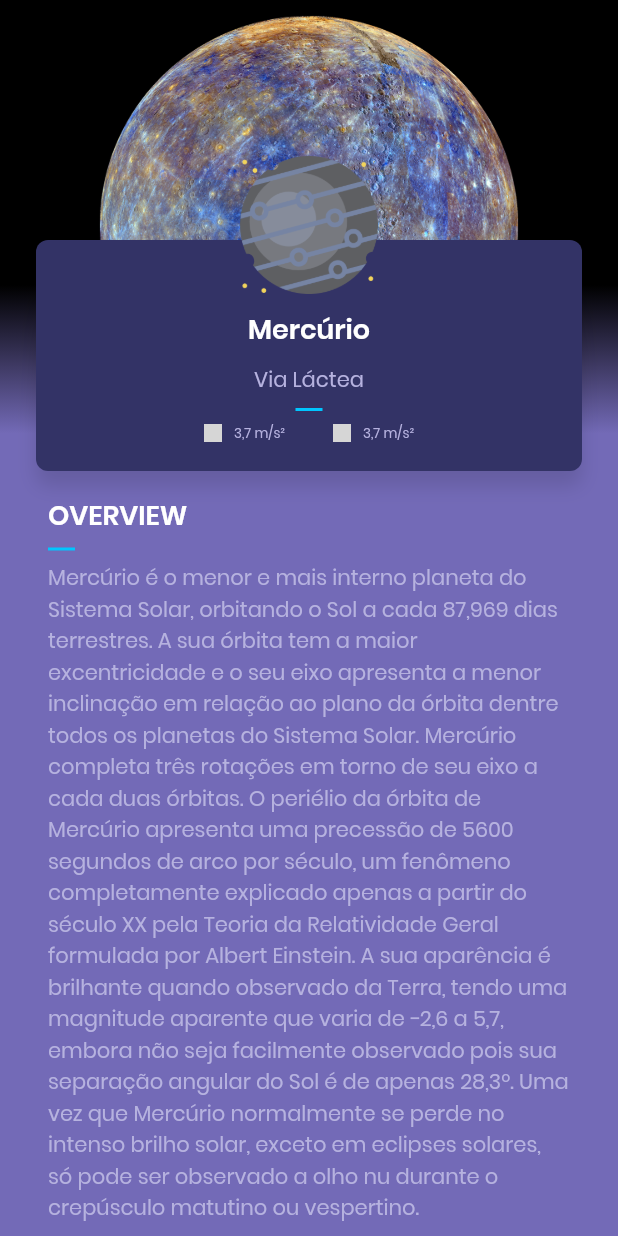
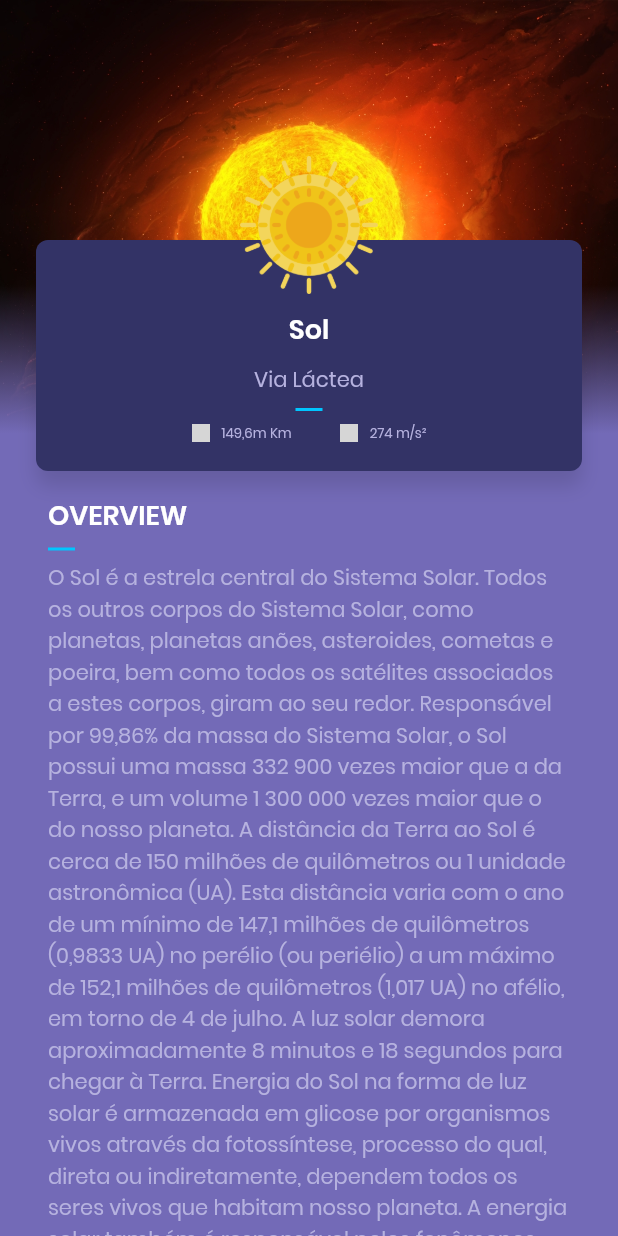
Before and after one commit to saulo-arantes/planets, a Flutter app: the DetailsPage screen opened directly with sample values from the repository, on a phone screen of 412 x 824 dp. Run offline on Flutter 3.47's test engine with Material 2 defaults, Android fonts, the phone set to English and light mode, and no system bars; grey boxes are pictures that could not be loaded.

Commit message:
Adding sun to solar system

```diff
--- a/lib/models/Planet.dart
+++ b/lib/models/Planet.dart
@@ -21,6 +21,16 @@ class Planet {
 }
 
 List<Planet> planets = [
+  const Planet(
+    id: '0',
+    name: 'Sol',
+    location: 'Via Láctea',
+    distance: '149,6m Km',
+    gravity: '274 m/s²',
+    description: 'O Sol é a estrela central do Sistema Solar. Todos os outros corpos do Sistema Solar, como planetas, planetas anões, asteroides, cometas e poeira, bem como todos os satélites associados a estes corpos, giram ao seu redor. Responsável por 99,86% da massa do Sistema Solar, o Sol possui uma massa 332 900 vezes maior que a da Terra, e um volume 1 300 000 vezes maior que o do nosso planeta. A distância da Terra ao Sol é cerca de 150 milhões de quilômetros ou 1 unidade astronômica (UA). Esta distância varia com o ano de um mínimo de 147,1 milhões de quilômetros (0,9833 UA) no perélio (ou periélio) a um máximo de 152,1 milhões de quilômetros (1,017 UA) no afélio, em torno de 4 de julho. A luz solar demora aproximadamente 8 minutos e 18 segundos para chegar à Terra. Energia do Sol na forma de luz solar é armazenada em glicose por organismos vivos através da fotossíntese, processo do qual, direta ou indiretamente, dependem todos os seres vivos que habitam nosso planeta. A energia solar também é responsável pelos fenômenos meteorológicos e o clima na Terra.',
+    image: 'assets/img/sun.png',
+    picture: 'assets/img/sun-image.jpg'
+  ),
   const Planet(
     id: '1',
     name: 'Mercúrio',
--- a/lib/widgets/planet_summary.dart
+++ b/lib/widgets/planet_summary.dart
@@ -37,7 +37,7 @@ class PlanetSummary extends StatelessWidget {
           children: <Widget>[
             Image.asset(image, height: 12.0),
             Container(width: 8.0),
-            Text(planet.gravity, style: Styles.regularTextStyle),
+            Text(value, style: Styles.regularTextStyle),
           ]
         ),
       );
--- a/pubspec.yaml
+++ b/pubspec.yaml
@@ -51,6 +51,7 @@ flutter:
    - assets/img/ic_gravity.png
    - assets/img/venus.png
    - assets/img/jupiter.png
+   - assets/img/sun.png
    - assets/img/saturn.png
    - assets/img/uranus.png
    - assets/img/mars-image.jpg
@@ -62,6 +63,7 @@ flutter:
    - assets/img/jupiter-image.jpg
    - assets/img/saturn-image.jpg
    - assets/img/uranus-image.jpeg
+   - assets/img/sun-image.jpg
 
   # An image asset can refer to one or more resolution-specific "variants", see
   # https://flutter.dev/assets-and-images/#resolution-aware.
```
Also changed, not shown: assets/img/sun-image.jpg (added).
